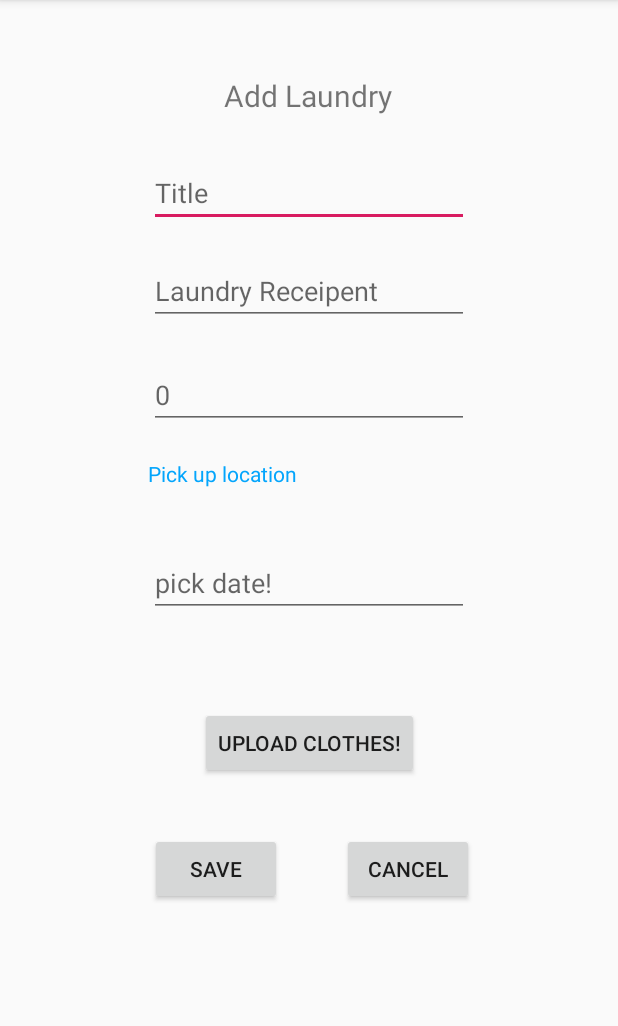
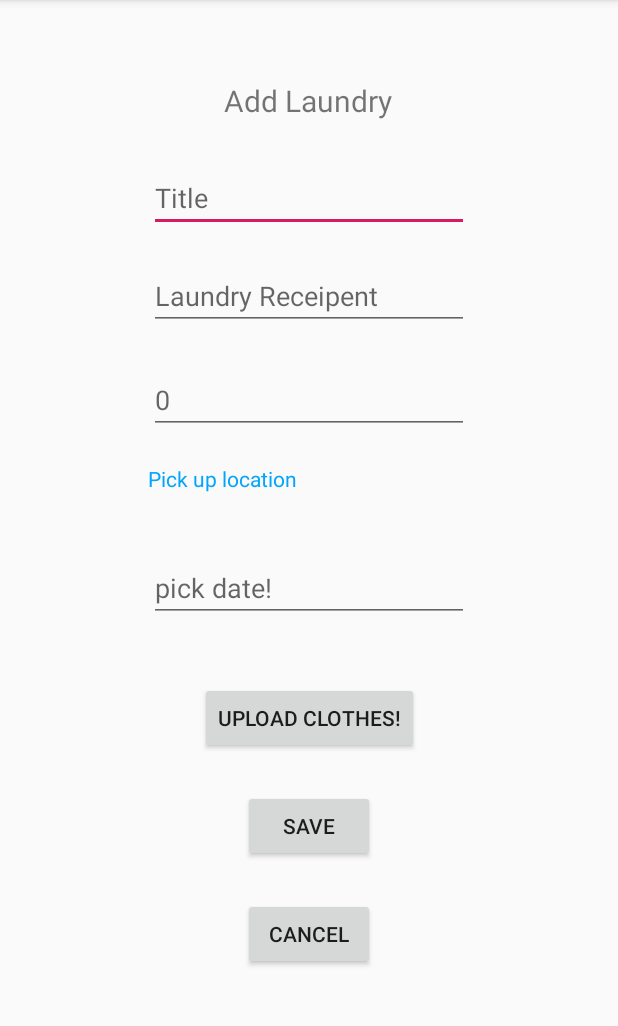
Before and after one commit to ranisianipar/clouthing-app, an Android app: the FormActivity screen opened directly, with no data from a screen before it, on a phone screen of 412 x 824 dp, the part 84-1110 px from its top. Run offline under Robolectric (Android 15) with nearby library versions, the phone set to English and light mode, and no system bars.

Commit message:
fix form layout

```diff
--- a/app/src/main/res/layout/activity_form.xml
+++ b/app/src/main/res/layout/activity_form.xml
@@ -85,7 +85,7 @@
             android:id="@+id/bt_upload"
             android:layout_width="wrap_content"
             android:layout_height="wrap_content"
-            android:layout_marginTop="60dp"
+            android:layout_marginTop="40dp"
             android:text="@string/button_upload"
             app:layout_constraintEnd_toEndOf="parent"
             app:layout_constraintStart_toStartOf="parent"
@@ -95,24 +95,22 @@
             android:id="@+id/bt_save"
             android:layout_width="wrap_content"
             android:layout_height="wrap_content"
-            android:layout_marginStart="100dp"
-            android:layout_marginLeft="100dp"
+            android:layout_marginTop="24dp"
             android:text="@string/button_save"
-            app:layout_constraintBottom_toBottomOf="parent"
+            app:layout_constraintEnd_toEndOf="parent"
             app:layout_constraintStart_toStartOf="parent"
-            app:layout_constraintTop_toBottomOf="@+id/bt_upload"
-            app:layout_constraintVertical_bias="1.0" />
+            app:layout_constraintTop_toBottomOf="@+id/bt_upload" />
 
         <Button
             android:id="@+id/bt_cancel"
             android:layout_width="wrap_content"
             android:layout_height="wrap_content"
-            android:layout_marginStart="40dp"
-            android:layout_marginLeft="40dp"
-            android:layout_marginTop="36dp"
+            android:layout_marginTop="24dp"
             android:text="@string/button_cancel"
-            app:layout_constraintStart_toEndOf="@+id/bt_save"
-            app:layout_constraintTop_toBottomOf="@+id/bt_upload" />
+            app:layout_constraintEnd_toEndOf="parent"
+            app:layout_constraintHorizontal_bias="0.501"
+            app:layout_constraintStart_toStartOf="parent"
+            app:layout_constraintTop_toBottomOf="@+id/bt_save" />
 
     </androidx.constraintlayout.widget.ConstraintLayout>
 </ScrollView>
```
